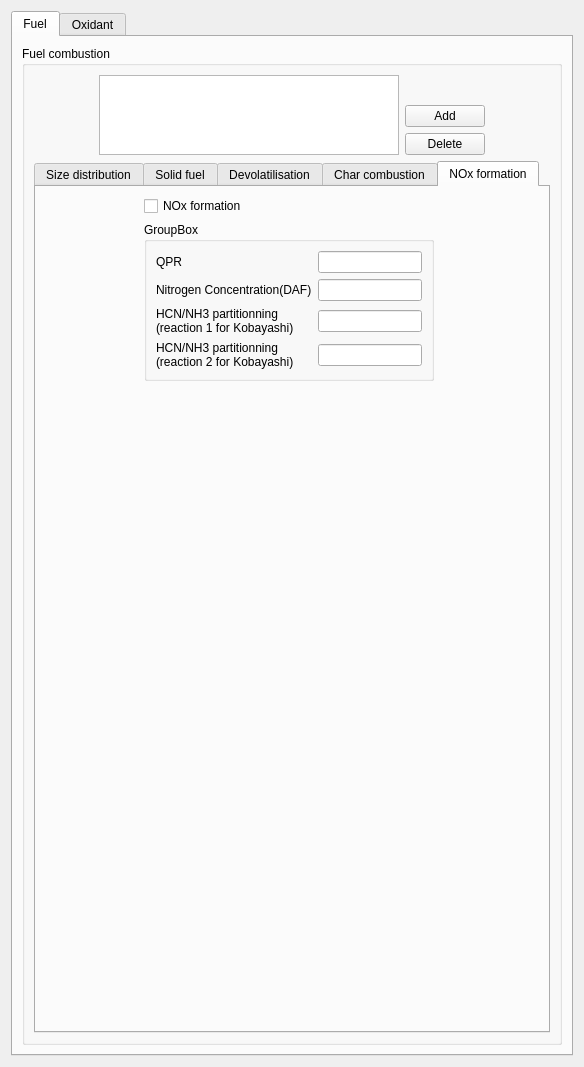
First picture: the form in gui/Pages/CoalCombustionForm.ui, repository code-saturne/code_saturne, before the edit.
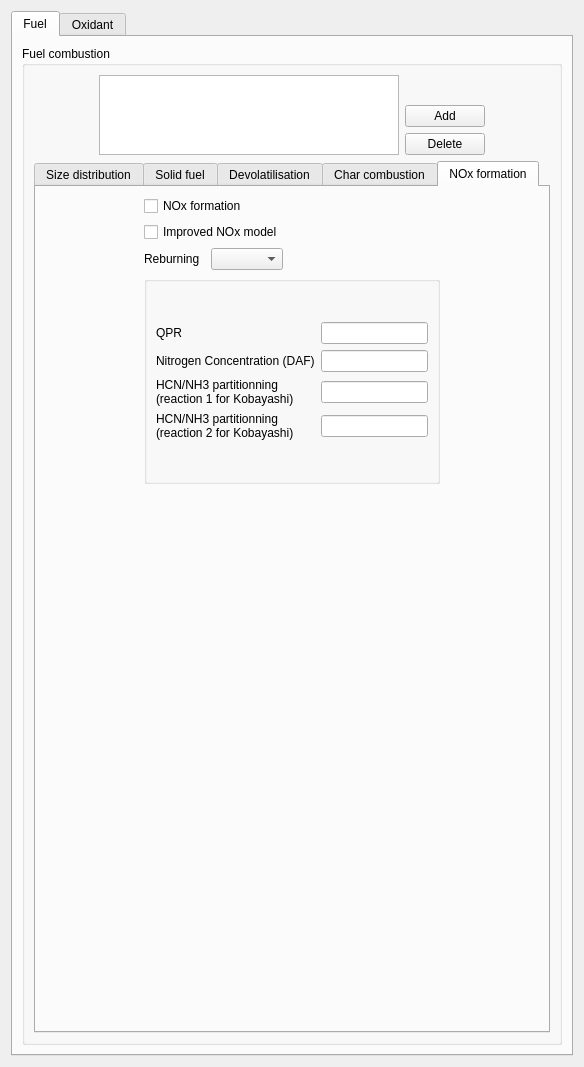
Second picture: the form after the edit. The open tabs and pages were chosen to show the change.

Commit message: Add new NOx model for coal combustion (provided by Marcus Charwath <marcus.charwath@edf.fr>).

```diff
--- a/gui/Pages/CoalCombustionForm.ui
+++ b/gui/Pages/CoalCombustionForm.ui
@@ -6,7 +6,7 @@
    <rect>
     <x>0</x>
     <y>0</y>
-    <width>561</width>
+    <width>556</width>
     <height>1057</height>
    </rect>
   </property>
@@ -1577,30 +1577,73 @@
               <string>NOx formation</string>
              </attribute>
              <layout class="QGridLayout" name="gridLayout_13">
-              <item row="0" column="1">
+              <item row="0" column="0" rowspan="4">
+               <spacer name="horizontalSpacer_20">
+                <property name="orientation">
+                 <enum>Qt::Horizontal</enum>
+                </property>
+                <property name="sizeHint" stdset="0">
+                 <size>
+                  <width>93</width>
+                  <height>288</height>
+                 </size>
+                </property>
+               </spacer>
+              </item>
+              <item row="0" column="1" colspan="2">
                <widget class="QCheckBox" name="checkBoxNOxFormation">
                 <property name="text">
                  <string>NOx formation</string>
                 </property>
                </widget>
               </item>
-              <item row="1" column="0">
-               <spacer name="horizontalSpacer_9">
+              <item row="0" column="4" rowspan="4">
+               <spacer name="horizontalSpacer_19">
                 <property name="orientation">
                  <enum>Qt::Horizontal</enum>
                 </property>
                 <property name="sizeHint" stdset="0">
                  <size>
-                  <width>102</width>
+                  <width>93</width>
+                  <height>288</height>
+                 </size>
+                </property>
+               </spacer>
+              </item>
+              <item row="1" column="1" colspan="2">
+               <widget class="QCheckBox" name="checkBoxNOxFormationFeature">
+                <property name="text">
+                 <string>Improved NOx model</string>
+                </property>
+               </widget>
+              </item>
+              <item row="2" column="1">
+               <widget class="QLabel" name="labelReburning">
+                <property name="text">
+                 <string>Reburning</string>
+                </property>
+               </widget>
+              </item>
+              <item row="2" column="2">
+               <widget class="QComboBox" name="comboBoxReburning"/>
+              </item>
+              <item row="2" column="3">
+               <spacer name="horizontalSpacer_10">
+                <property name="orientation">
+                 <enum>Qt::Horizontal</enum>
+                </property>
+                <property name="sizeHint" stdset="0">
+                 <size>
+                  <width>137</width>
                   <height>20</height>
                  </size>
                 </property>
                </spacer>
               </item>
-              <item row="1" column="1">
+              <item row="3" column="1" colspan="3">
                <widget class="QGroupBox" name="groupBoxNOxFormation">
                 <property name="title">
-                 <string>GroupBox</string>
+                 <string/>
                 </property>
                 <layout class="QGridLayout" name="gridLayout_9">
                  <item row="0" column="0">
@@ -1611,7 +1654,7 @@
                    <item row="1" column="0">
                     <widget class="QLabel" name="labelNitrogenConcentration">
                      <property name="text">
-                      <string>Nitrogen Concentration(DAF)</string>
+                      <string>Nitrogen Concentration (DAF)</string>
                      </property>
                     </widget>
                    </item>
@@ -1652,20 +1695,7 @@
                 </layout>
                </widget>
               </item>
-              <item row="1" column="2">
-               <spacer name="horizontalSpacer_10">
-                <property name="orientation">
-                 <enum>Qt::Horizontal</enum>
-                </property>
-                <property name="sizeHint" stdset="0">
-                 <size>
-                  <width>102</width>
-                  <height>20</height>
-                 </size>
-                </property>
-               </spacer>
-              </item>
-              <item row="2" column="1" colspan="2">
+              <item row="4" column="0" colspan="5">
                <spacer name="verticalSpacer">
                 <property name="orientation">
                  <enum>Qt::Vertical</enum>
```
Left out of the diff: 45 changed lines with no effect on the pictures. Lines whose indentation alone changed are shown as unchanged. The commit also changes 23 other files.
